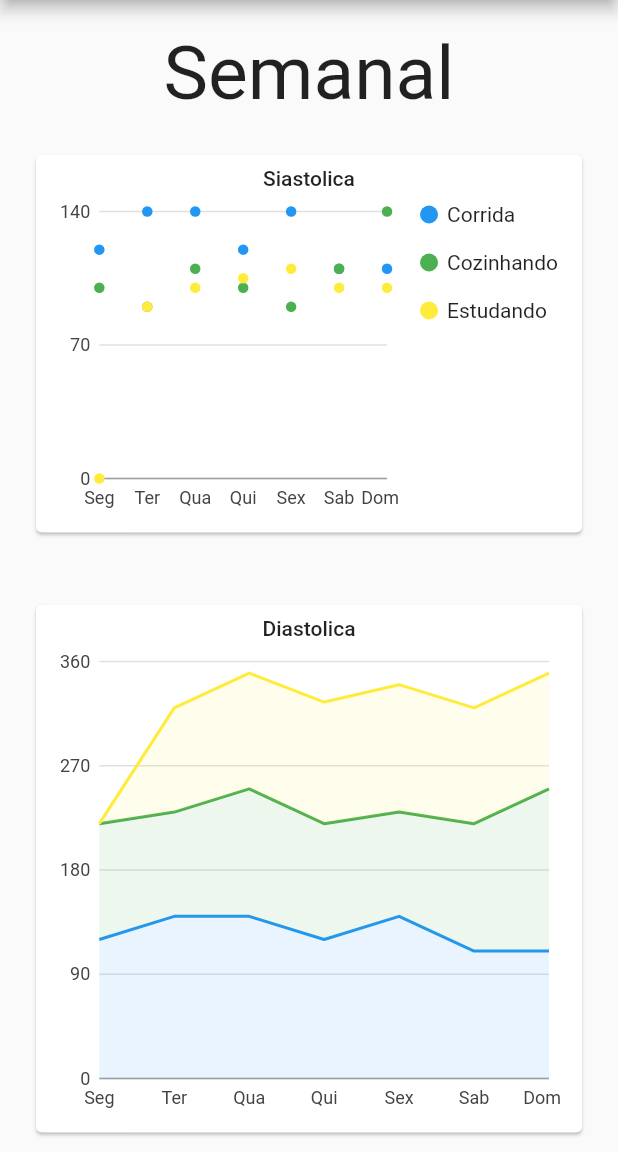
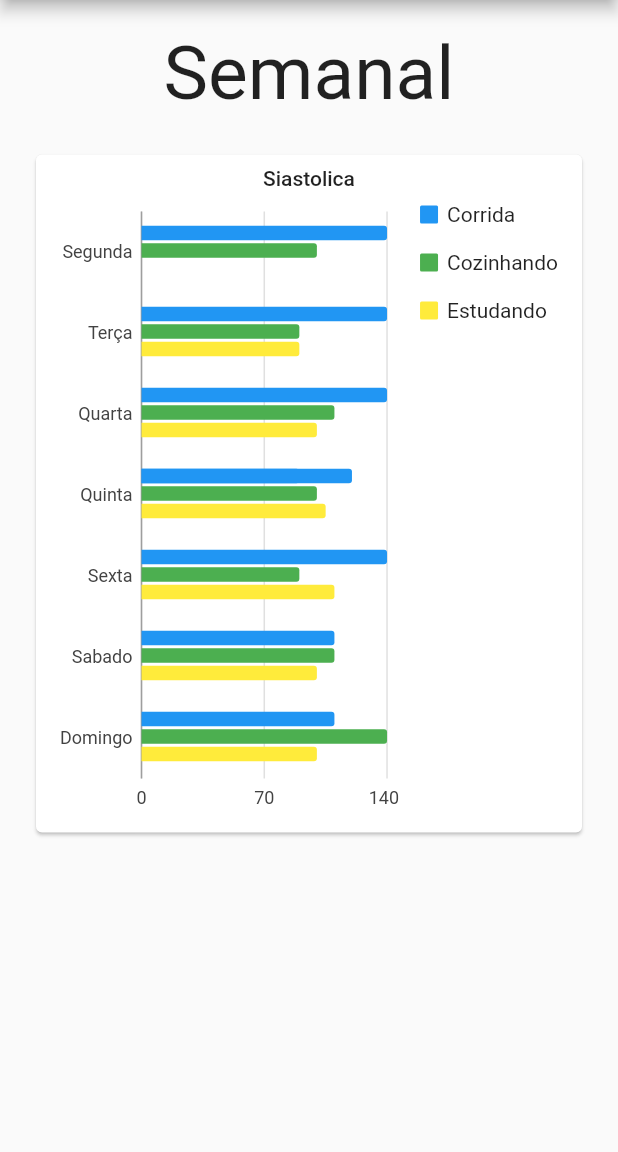
Before and after one commit to BrayanBertan/pressao_arterial, a Flutter app: the RelatorioGraficoPage screen opened directly, swiped to page 2, on a phone screen of 412 x 824 dp, the part 84-1236 px from its top. Run offline on Flutter 3.47's test engine with Material 2 defaults, Android fonts, the phone set to English and light mode, and no system bars; our stand-ins replace charts_flutter, flutter_custom_clippers, flutter_speed_dial, table_calendar.

Commit message:
Grafico Barra Horizontal

```diff
--- a/lib/relatorioGrafico.dart
+++ b/lib/relatorioGrafico.dart
@@ -33,34 +33,35 @@ class _RelatorioGraficoPageState extends State<RelatorioGraficoPage> {
     GraficoConstrutor(eixoX: 6, eixoY: 60),
   ];
 
-  static final List<LinearSales> _pressaoSiastolicaAtividadeCorrerLista = [
-    LinearSales(eixoX: 0, eixoY: 120,r:8.0),
-    LinearSales(eixoX: 1, eixoY: 140,r:8.0),
-    LinearSales(eixoX: 2, eixoY: 140,r:8.0),
-    LinearSales(eixoX: 3, eixoY: 120,r:8.0),
-    LinearSales(eixoX: 4, eixoY: 140,r:8.0),
-    LinearSales(eixoX: 5, eixoY: 110,r:8.0),
-    LinearSales(eixoX: 6, eixoY: 110,r:8.0),
+  static final List<LinearSales1> _pressaoSiastolicaAtividadeCorrerLista = [
+    LinearSales1(eixoY: 'Segunda', eixoX: 140),
+    LinearSales1(eixoY: 'Terça', eixoX: 140),
+    LinearSales1(eixoY: 'Quarta', eixoX: 140),
+    LinearSales1(eixoY: 'Quinta', eixoX: 120),
+    LinearSales1(eixoY: 'Quinta', eixoX: 90),
+    LinearSales1(eixoY: 'Sexta', eixoX: 140),
+    LinearSales1(eixoY: 'Sabado', eixoX: 110),
+    LinearSales1(eixoY: 'Domingo', eixoX: 110),
   ];
 
-   static final List<LinearSales> _pressaoSiastolicaAtividadeCozinhandoLista = [
-     LinearSales(eixoX: 0, eixoY: 100,r:8.0),
-     LinearSales(eixoX: 1, eixoY: 90,r:8.0),
-     LinearSales(eixoX: 2, eixoY: 110,r:8.0),
-     LinearSales(eixoX: 3, eixoY: 100,r:8.0),
-     LinearSales(eixoX: 4, eixoY: 90,r:8.0),
-     LinearSales(eixoX: 5, eixoY: 110,r:8.0),
-     LinearSales(eixoX: 6, eixoY: 140,r:8.0),
+   static final List<LinearSales1> _pressaoSiastolicaAtividadeCozinhandoLista = [
+     LinearSales1(eixoY: 'Segunda', eixoX: 100),
+    LinearSales1(eixoY: 'Terça', eixoX: 90),
+    LinearSales1(eixoY: 'Quarta', eixoX: 110),
+    LinearSales1(eixoY: 'Quinta', eixoX: 100),
+    LinearSales1(eixoY: 'Sexta', eixoX: 90),
+    LinearSales1(eixoY: 'Sabado', eixoX: 110),
+    LinearSales1(eixoY: 'Domingo', eixoX: 140),
    ];
 
-   static final List<LinearSales> _pressaoSiastolicaAtividadeEstudandoLista = [
-     LinearSales(eixoX: 0, eixoY: null,r:8.0),
-     LinearSales(eixoX: 1, eixoY: 90,r:8.0),
-     LinearSales(eixoX: 2, eixoY: 100,r:8.0),
-     LinearSales(eixoX: 3, eixoY: 105,r:8.0),
-     LinearSales(eixoX: 4, eixoY: 110,r:8.0),
-     LinearSales(eixoX: 5, eixoY: 100,r:8.0),
-     LinearSales(eixoX: 6, eixoY: 100,r:8.0),
+   static final List<LinearSales1> _pressaoSiastolicaAtividadeEstudandoLista = [
+   LinearSales1(eixoY: 'Segunda',eixoX: null),
+   LinearSales1(eixoY: 'Terça', eixoX: 90),
+   LinearSales1(eixoY: 'Quarta', eixoX: 100),
+   LinearSales1(eixoY: 'Quinta', eixoX: 105),
+   LinearSales1(eixoY: 'Sexta', eixoX: 110),
+   LinearSales1(eixoY: 'Sabado',  eixoX: 100),
+   LinearSales1(eixoY: 'Domingo',eixoX: 100),
    ];
   static List<charts.Series<GraficoConstrutor, int>> seriesSiastolica = [
     charts.Series<GraficoConstrutor, int>(
@@ -81,29 +82,26 @@ class _RelatorioGraficoPageState extends State<RelatorioGraficoPage> {
       data: _pressaoDiastolicaTempoLista,
     )
   ];
-  static List<charts.Series<LinearSales, int>> seriesAtividadeSiastolica = [
-    charts.Series<LinearSales, int>(
+  static List<charts.Series<LinearSales1, String>> seriesAtividadeSiastolica = [
+    charts.Series<LinearSales1, String>(
       id: 'Corrida',
       colorFn: (_, __) => charts.MaterialPalette.blue.shadeDefault,
-      domainFn: (LinearSales series, _) => series.eixoX,
-      measureFn: (LinearSales series, _) => series.eixoY,
-      radiusPxFn: (LinearSales sales, _) => sales.r,
+      domainFn: (LinearSales1 series, _) => series.eixoY,
+      measureFn: (LinearSales1 series, _) => series.eixoX,
       data: _pressaoSiastolicaAtividadeCorrerLista,
     ),
-    charts.Series<LinearSales, int>(
+    charts.Series<LinearSales1, String>(
       id: 'Cozinhando',
       colorFn: (_, __) => charts.MaterialPalette.green.shadeDefault,
-      domainFn: (LinearSales series, _) => series.eixoX,
-      measureFn: (LinearSales series, _) => series.eixoY,
-      radiusPxFn: (LinearSales sales, _) => sales.r,
+      domainFn: (LinearSales1 series, _) => series.eixoY,
+      measureFn: (LinearSales1 series, _) => series.eixoX,
       data: _pressaoSiastolicaAtividadeCozinhandoLista,
     ),
-    charts.Series<LinearSales, int>(
+    charts.Series<LinearSales1, String>(
       id: 'Estudando',
       colorFn: (_, __) => charts.MaterialPalette.yellow.shadeDefault,
-      domainFn: (LinearSales series, _) => series.eixoX,
-      measureFn: (LinearSales series, _) => series.eixoY,
-      radiusPxFn: (LinearSales sales, _) => sales.r,
+      domainFn: (LinearSales1 series, _) => series.eixoY,
+      measureFn: (LinearSales1 series, _) => series.eixoX,
       data: _pressaoSiastolicaAtividadeEstudandoLista,
     )
   ];
@@ -231,7 +229,7 @@ class _RelatorioGraficoPageState extends State<RelatorioGraficoPage> {
                 ),
               ),
               Container(
-                height: 300,
+                height: 500,
                 padding: EdgeInsets.all(20),
                 child: Card(
                   child: Padding(
@@ -243,57 +241,14 @@ class _RelatorioGraficoPageState extends State<RelatorioGraficoPage> {
                           style: Theme.of(context).textTheme.body2,
                         ),
                         Expanded(
-                          child: charts.ScatterPlotChart(
+                          child: charts.BarChart(
                             seriesAtividadeSiastolica,
                             animate: true,
-                            primaryMeasureAxis: new charts.NumericAxisSpec(
-                                tickProviderSpec:
-                                new charts.BasicNumericTickProviderSpec(
-                                    desiredTickCount: 3)),
-                            domainAxis: charts.NumericAxisSpec(
-                              tickProviderSpec:
-                              charts.BasicNumericTickProviderSpec(
-                                  desiredTickCount: 7),
-                              tickFormatterSpec: eixoXPersonalizado,
-                            ),
+                            barGroupingType: charts.BarGroupingType.grouped,
+                            vertical: false,
                             behaviors: [
                               new charts.SeriesLegend(position: charts.BehaviorPosition.end),
                             ],
-                          ),
-                        ),
-                      ],
-                    ),
-                  ),
-                ),
-              ),
-              Container(
-                height: 400,
-                padding: EdgeInsets.all(20),
-                child: Card(
-                  child: Padding(
-                    padding: const EdgeInsets.all(8.0),
-                    child: Column(
-                      children: <Widget>[
-                        Text(
-                          "Diastolica",
-                          style: Theme.of(context).textTheme.body2,
-                        ),
-                        Expanded(
-                          child: charts.LineChart(
-                            seriesAtividadeSiastolica,
-                            defaultRenderer:
-                            new charts.LineRendererConfig(includeArea: true, stacked: true),
-                            animate: true,
-                            primaryMeasureAxis: new charts.NumericAxisSpec(
-                                tickProviderSpec:
-                                new charts.BasicNumericTickProviderSpec(
-                                    desiredTickCount: 5)),
-                            domainAxis: charts.NumericAxisSpec(
-                              tickProviderSpec:
-                              charts.BasicNumericTickProviderSpec(
-                                  desiredTickCount: 7),
-                              tickFormatterSpec: eixoXPersonalizado,
-                            ),
                           ),
                         ),
                       ],
@@ -325,9 +280,9 @@ class LinearSales {
 }
 
 /// Sample ordinal data type.
-class OrdinalSales {
-  final String eixoX;
-  final int eixoY;
+class LinearSales1 {
+  final int eixoX;
+  final String eixoY;
 
-  OrdinalSales({@required this.eixoX,@required  this.eixoY});
+  LinearSales1({@required  this.eixoY, this.eixoX});
 }
```
